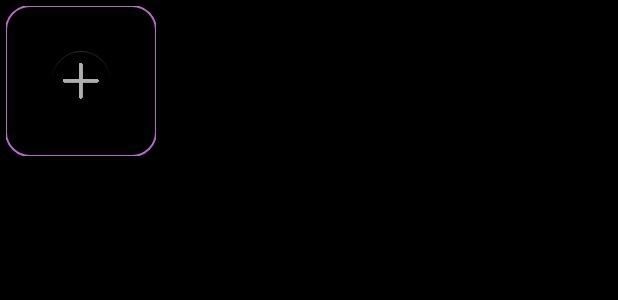
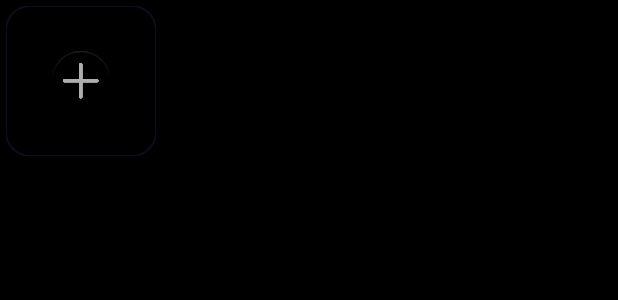
Before and after one commit to frapastique/frapuse-ai-companion-android-app, an Android app: the layout text_gen_rv_attachment_footer.xml on its own in the app's theme, with its tools: preview values and no code run, on a phone screen of 412 x 824 dp. Shown: the top 300 px of the screen. Run offline under Robolectric (Android 15) with nearby library versions, the phone set to English and light mode, and no system bars.

Commit message:
minor changes

```diff
--- a/app/src/main/java/com/back/frapuse/ui/textgen/TextGenFragment.kt
+++ b/app/src/main/java/com/back/frapuse/ui/textgen/TextGenFragment.kt
@@ -106,10 +106,6 @@ class TextGenFragment : Fragment() {
 
         var filePath = ""
         binding.btnSend.setOnClickListener {
-            // observe the LiveData variable from the viewmodel
-            viewModel.filePathLiveData.observe(viewLifecycleOwner) { newFilePath ->
-                filePath = newFilePath
-            }
             binding.rvAttachmentPreview.visibility = View.GONE
             viewModel.setNextPrompt(prompt, filePath)
             binding.etPrompt.setText("")
--- a/app/src/main/res/values/styles.xml
+++ b/app/src/main/res/values/styles.xml
@@ -7,7 +7,7 @@
 
     <style name="roundedCornersWithBorder" parent="Widget.MaterialComponents.ShapeableImageView">
         <item name="shapeAppearanceOverlay">@style/roundedCorners</item>
-        <item name="strokeColor">@color/purple_200</item>
+        <item name="strokeColor">@color/purple_1200</item>
         <item name="strokeWidth">1dp</item>
     </style>
 </resources>
```
